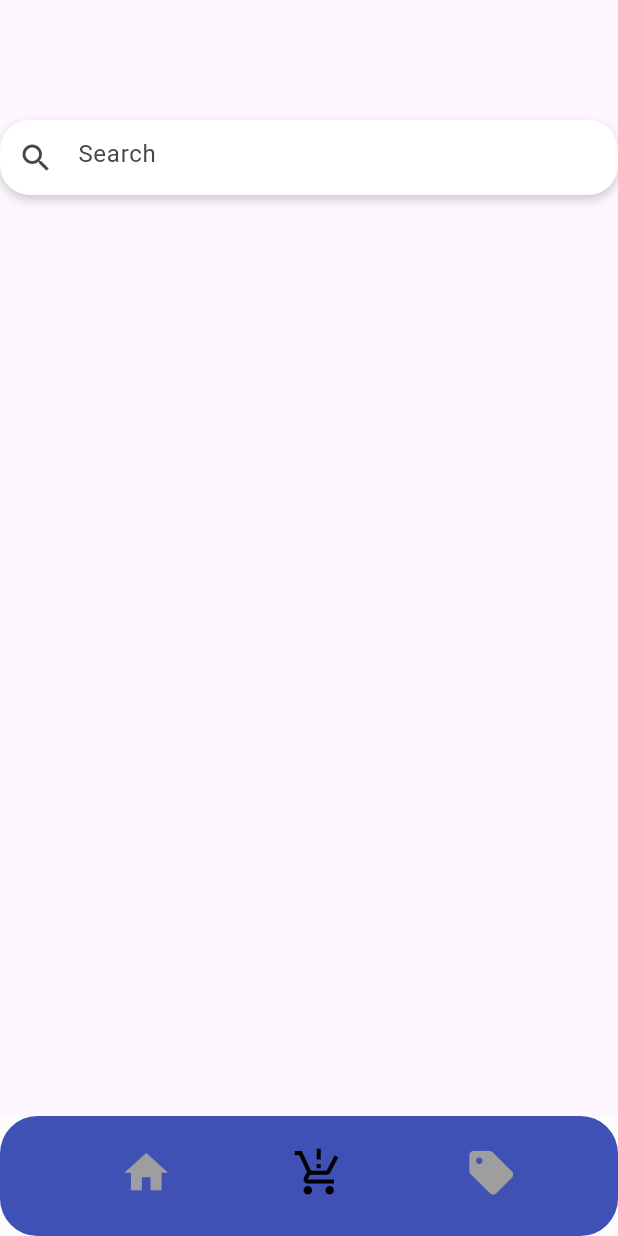
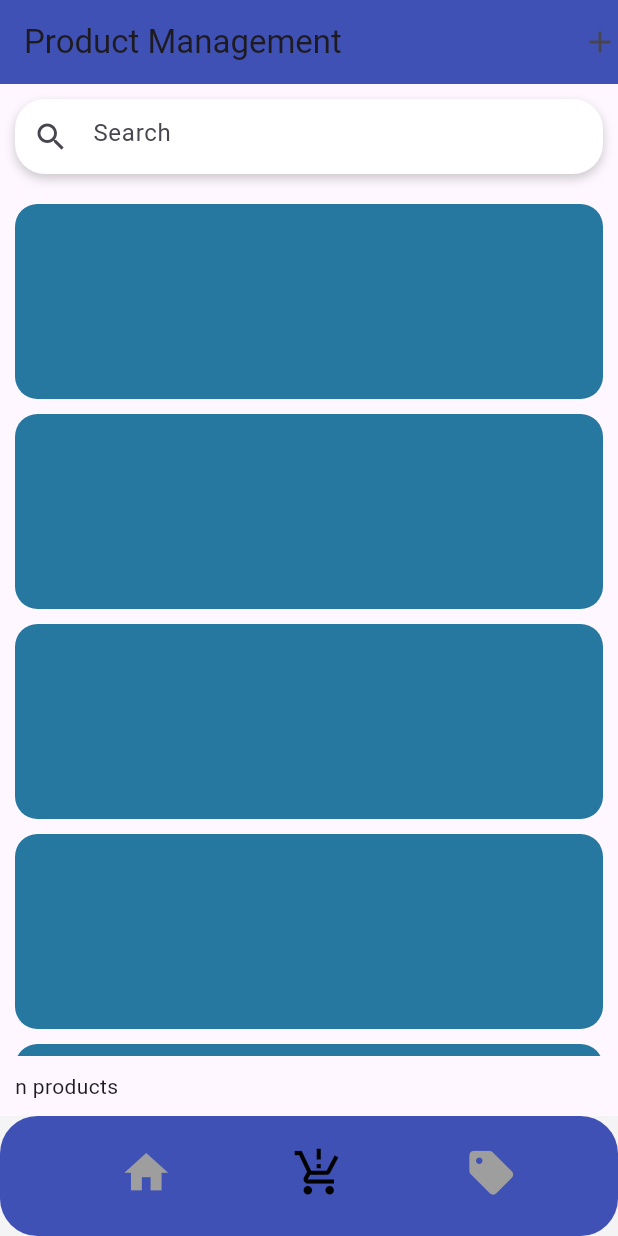
Before and after one commit to Phally-jr/mini_pos_system, a Flutter app: the screen it shows after launch, item 2 of the bottom bar chosen, on a phone screen of 412 x 824 dp. Run offline on Flutter 3.47's test engine with Material 3 defaults, Android fonts, the phone set to English and light mode, and no system bars; our stand-ins replace get.

Commit message:
do product screen and product_detail_screen structure

```diff
--- a/lib/controller/home_controller.dart
+++ b/lib/controller/home_controller.dart
@@ -1,20 +1,35 @@
-import 'package:flutter/cupertino.dart';
 import 'package:get/get.dart';
-import 'package:mini_pos_system/screen/small/fullscreen.dart';
-import '../screen/responsive.dart';
-import '../screen/medium/homescreenmedium.dart';
-import '../screen/large/homescreenlarge.dart';
 
 class HomeController extends GetxController {
-  Widget buildResponsive() => Responsive(
-    small: Homescreen(shopName: "phally"),
-    medium: Homescreenmedium(),
-    large: Homescreenlarge(),
-  );
+  // Observable state
+  final title = 'Mini POS'.obs;
+  final totalSales = 0.obs;
+  final isLoading = false.obs;
+  final products = <String>[].obs;
+  final selectedTabIndex = 0.obs;
 
   @override
   void onInit() {
-    super.onInit;
-    buildResponsive();
+    super.onInit();
+    fetchProducts();
   }
+
+  void incrementSales(int amount) => totalSales.value += amount;
+
+  void selectTab(int value) {
+    selectedTabIndex.value = value;
+  }
+
+  Future<void> fetchProducts() async {
+    isLoading.value = true;
+    await Future.delayed(const Duration(milliseconds: 500));
+    products.assignAll(['Apple', 'Banana', 'Orange']);
+    isLoading.value = false;
+  }
+
+  void addProduct(String name) {
+    products.add(name);
+  }
+
+  void clearProducts() => products.clear();
 }
--- a/lib/main.dart
+++ b/lib/main.dart
@@ -1,7 +1,8 @@
 import 'package:flutter/material.dart';
 import 'package:get/get.dart';
 import 'package:mini_pos_system/binding/homebinding.dart';
-import 'package:mini_pos_system/controller/home_controller.dart';
+import 'package:mini_pos_system/routes/app_pages.dart';
+import 'package:mini_pos_system/routes/app_routes.dart';
 
 void main() {
   runApp(MyApp());
@@ -15,7 +16,9 @@ class MyApp extends StatelessWidget {
     return GetMaterialApp(
       initialBinding: Homebinding(),
       title: 'Flutter Demo',
-      home: HomeController().buildResponsive(),
+      //home: HomeController().buildResponsive(),
+      initialRoute: RouteView.responsive.name,
+      getPages: AppRouting.route,
     );
   }
 }
--- /dev/null
+++ b/lib/routes/app_pages.dart
@@ -0,0 +1,42 @@
+import 'package:get/get.dart';
+import 'package:mini_pos_system/routes/app_routes.dart';
+import 'package:mini_pos_system/screen/responsive.dart';
+import 'package:mini_pos_system/screen/small/homescreen.dart';
+import 'package:mini_pos_system/screen/small/productscreen.dart';
+import 'package:mini_pos_system/screen/small/salesscreen.dart';
+import 'package:mini_pos_system/screen/small/fullscreen.dart';
+import 'package:mini_pos_system/screen/small/welcomescreen.dart';
+import 'package:mini_pos_system/screen/small/product_detailscreen.dart';
+
+class AppRouting {
+  String shopname = "";
+  static final route = RouteView.values.map((e) {
+    switch (e) {
+      case RouteView.productDetailscreen:
+        {
+          return GetPage(name: "/${e.name}", page: () => ProductDetailscreen());
+        }
+      case RouteView.welcome:
+        {
+          return GetPage(name: "/${e.name}", page: () => Welcomescreen());
+        }
+      case RouteView.responsive:
+        return GetPage(name: "/${e.name}", page: () => Responsive());
+      case RouteView.homescreenWidget:
+        return GetPage(
+          name: "/",
+          page: () => HomescreenWidget(shopName: "hello"),
+          transition: Transition.noTransition,
+        );
+      case RouteView.productscreen:
+        return GetPage(name: "/${e.name}", page: () => Productscreen());
+      case RouteView.salesscreen:
+        return GetPage(name: "/${e.name}", page: () => Salesscreen());
+      case RouteView.fullScreen:
+        return GetPage(
+          name: "/${e.name}",
+          page: () => Homescreen(shopName: "hello"),
+        );
+    }
+  }).toList();
+}
--- a/lib/screen/responsive.dart
+++ b/lib/screen/responsive.dart
@@ -1,22 +1,25 @@
 import 'package:flutter/material.dart';
 import 'package:get/get.dart';
 import 'package:mini_pos_system/controller/home_controller.dart';
+import 'package:mini_pos_system/screen/large/homescreenlarge.dart';
+import 'package:mini_pos_system/screen/medium/homescreenmedium.dart';
+import 'package:mini_pos_system/screen/small/homescreen.dart';
 
 class Responsive extends GetResponsiveView<HomeController> {
   Widget? small, medium, large;
   Responsive({super.key, this.small, this.medium, this.large});
   @override
   Widget? phone() {
-    return small;
+    return small ?? HomescreenWidget(shopName: "POS System");
   }
 
   @override
   Widget? tablet() {
-    return medium;
+    return medium ?? Homescreenmedium();
   }
 
   @override
   Widget? desktop() {
-    return large;
+    return large ?? Homescreenlarge();
   }
 }
--- a/lib/screen/small/homescreen.dart
+++ b/lib/screen/small/homescreen.dart
@@ -1,7 +1,12 @@
 import 'package:flutter/material.dart';
+import 'package:get/get.dart';
+import 'package:mini_pos_system/controller/home_controller.dart';
 import 'package:mini_pos_system/screen/widget/nameshop_widget.dart';
 import 'package:mini_pos_system/screen/widget/recentsale_widget.dart';
 import 'package:mini_pos_system/screen/widget/todaysale_widget.dart';
+import 'package:mini_pos_system/screen/widget/bottomnavbar_widget.dart';
+import 'package:mini_pos_system/screen/small/productscreen.dart';
+import 'package:mini_pos_system/screen/small/salesscreen.dart';
 import '../widget/card_widget.dart';
 
 class HomescreenWidget extends StatefulWidget {
@@ -13,12 +18,31 @@ class HomescreenWidget extends StatefulWidget {
 }
 
 class _HomescreenWidgetState extends State<HomescreenWidget> {
-  int index = 0;
+  final HomeController controller = Get.put(HomeController());
+
   @override
   Widget build(BuildContext context) {
     return Scaffold(
       backgroundColor: const Color.fromARGB(255, 244, 244, 244),
-      body: Column(
+      body: Obx(() {
+        return _buildBody(controller.selectedTabIndex.value);
+      }),
+      bottomNavigationBar: Obx(
+        () => BottomnavbarWidget(
+          currentI: controller.selectedTabIndex.value,
+          onTap: (value) {
+            controller.selectTab(value);
+          },
+        ),
+      ),
+    );
+  }
+
+  Widget _buildBody(int index) {
+    switch (index) {
+      case 0:
+        // Home Screen
+        return Column(
           children: [
             SizedBox(height: 80),
             NameshopWidget(shopName: widget.shopName),
@@ -27,11 +51,26 @@ class _HomescreenWidgetState extends State<HomescreenWidget> {
             SizedBox(height: 15),
             RecentsaleWidget(),
             Expanded(child: CardWidget()),
-
           ],
-
-      ),
-
+        );
+      case 1:
+        // Product Screen
+        return Productscreen();
+      case 2:
+        // Sales Screen
+        return Salesscreen();
+      default:
+        return Column(
+          children: [
+            SizedBox(height: 80),
+            NameshopWidget(shopName: widget.shopName),
+            SizedBox(height: 15),
+            TodaysaleWidget(),
+            SizedBox(height: 15),
+            RecentsaleWidget(),
+            Expanded(child: CardWidget()),
+          ],
         );
     }
   }
+}
--- a/lib/screen/small/productscreen.dart
+++ b/lib/screen/small/productscreen.dart
@@ -1,4 +1,7 @@
 import 'package:flutter/material.dart';
+import 'package:mini_pos_system/routes/app_routes.dart';
+
+import '../widget/searchbar_widget.dart';
 
 class Productscreen extends StatefulWidget {
   const Productscreen({super.key});
@@ -6,11 +9,53 @@ class Productscreen extends StatefulWidget {
   @override
   State<Productscreen> createState() => _ProductscreenState();
 }
+
 class _ProductscreenState extends State<Productscreen> {
   @override
   Widget build(BuildContext context) {
     return Scaffold(
-      body: Center(child: Text("Product Screen")),
+      appBar: AppBar(
+        title: Text("Product Management"),
+        actions: [
+          InkWell(
+            child: Icon(Icons.add),
+            onTap: () => {
+              Container(), //dak screen
+            },
+          ),
+        ],
+        backgroundColor: Colors.indigo,
+      ),
+
+      body: Padding(
+        padding: const EdgeInsets.all(10.0),
+        child: Column(
+          crossAxisAlignment: CrossAxisAlignment.start,
+          children: [
+            SearchbarWidget(),
+            const SizedBox(height: 10),
+            Expanded(
+              child: ListView.builder(
+                itemCount: 15,
+                itemBuilder: (context, index) => InkWell(
+                  child: Container(
+                    width: double.infinity,
+                    height: 130,
+                    margin: const EdgeInsets.only(top: 10),
+                    decoration: const BoxDecoration(
+                      color: Color.fromARGB(255, 39, 120, 160),
+                      borderRadius: BorderRadius.all(Radius.circular(15)),
+                    ),
+                  ),
+                  onTap: () => RouteView.productDetailscreen.go(),
+                ),
+              ),
+            ),
+            const SizedBox(height: 10),
+            const Text("n products"),
+          ],
+        ),
+      ),
     );
   }
 }
```
Also changed, not shown: lib/routes/app_routes.dart (added, +48 -0 lines), lib/screen/small/product_detailscreen.dart (added, +38 -0 lines), lib/screen/small/welcomescreen.dart (+4 -6 lines). Lines whose indentation alone changed are shown as unchanged.
